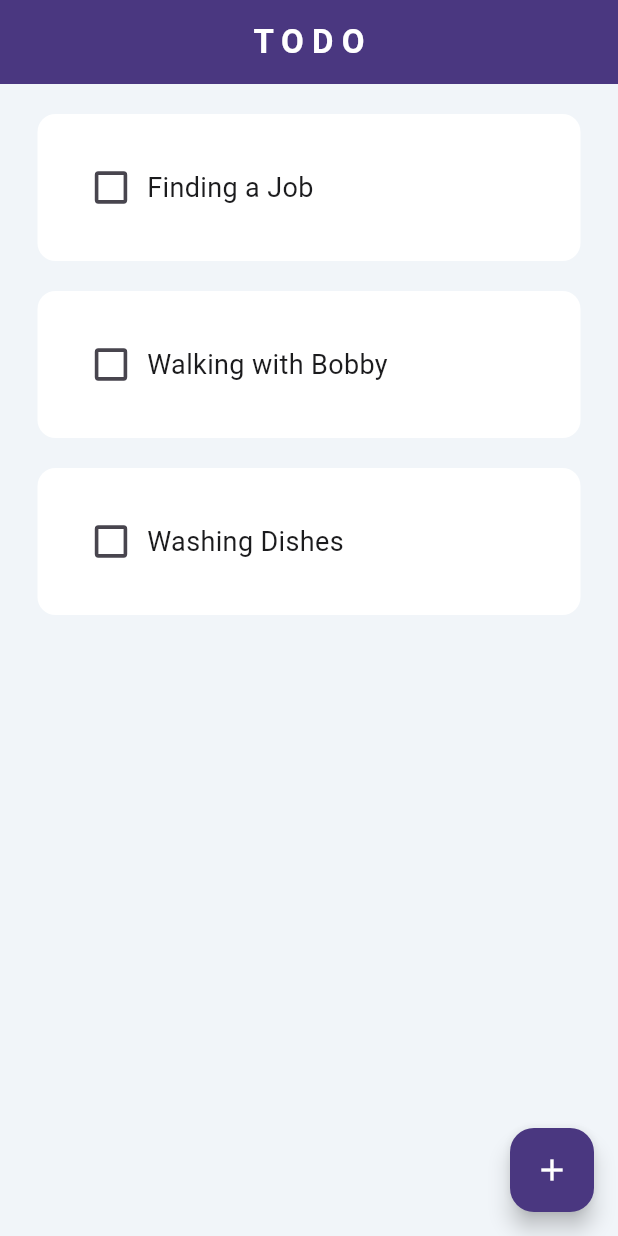
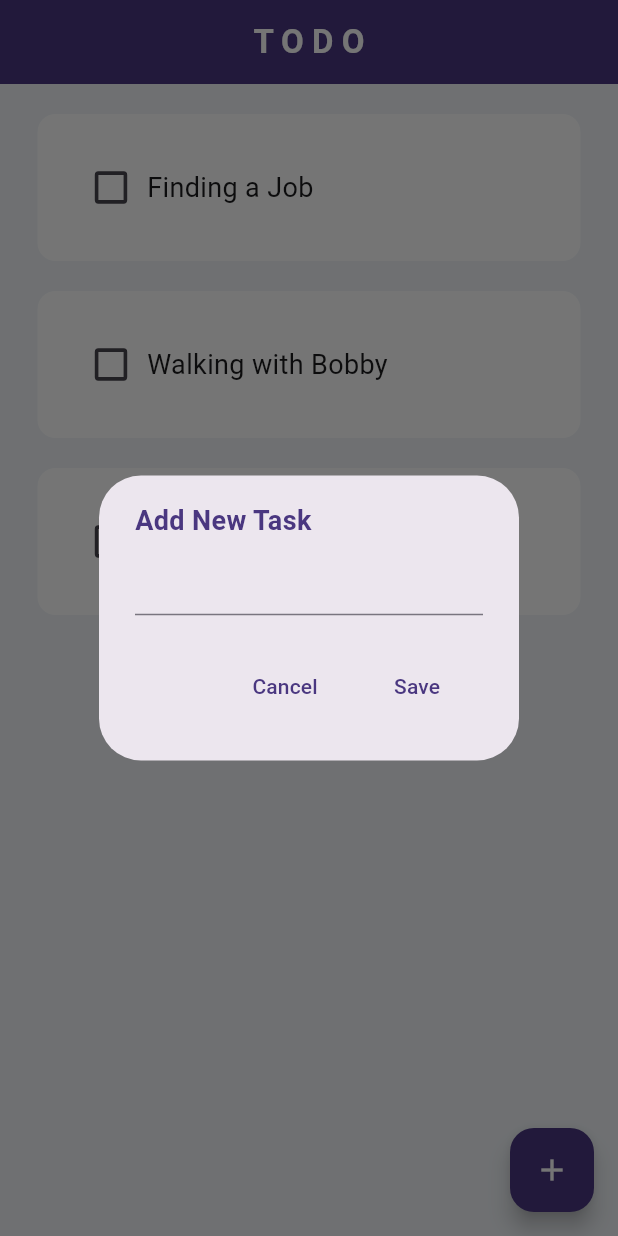
Before and after one commit to ATmilkyway/flutter_todo, a Flutter app: the screen it shows after launch, after a tap on the "add" icon, on a phone screen of 412 x 824 dp. Run offline on Flutter 3.47's test engine with Material 3 defaults, Android fonts, the phone set to English and light mode, and no system bars.

Commit message:
feat(tasks): add new task functionality

```diff
--- a/lib/pages/todo_page.dart
+++ b/lib/pages/todo_page.dart
@@ -1,4 +1,5 @@
 import 'package:flutter/material.dart';
+import 'package:todo/util/dialog_box.dart';
 import 'package:todo/util/todo_tile.dart';
 
 class TodoPage extends StatefulWidget {
@@ -9,6 +10,8 @@ class TodoPage extends StatefulWidget {
 }
 
 class _TodoPageState extends State<TodoPage> {
+  final _newTaskInputFieldController = TextEditingController();
+
   final List tasks = [
     ['Finding a Job', false],
     ['Walking with Bobby', false],
@@ -20,6 +23,29 @@ class _TodoPageState extends State<TodoPage> {
     setState(() {
       tasks[index][1] = !tasks[index][1];
     });
+  }
+
+  // saveNewTask
+  void saveNewTask() {
+    setState(() {
+      tasks.add([_newTaskInputFieldController.text, false]);
+    });
+    Navigator.of(context).pop();
+    _newTaskInputFieldController.clear();
+  }
+
+  // addNew task
+  void addNewTask() {
+    showDialog(
+      context: context,
+      builder: (context) {
+        return DialogBox(
+          newTaskInputFieldController: _newTaskInputFieldController,
+          onSave: saveNewTask,
+          onCancel: Navigator.of(context).pop,
+        );
+      },
+    );
   }
 
   @override
@@ -43,7 +69,10 @@ class _TodoPageState extends State<TodoPage> {
         },
       ),
       floatingActionButton: FloatingActionButton(
-        onPressed: () {},
+        onPressed: () {
+          // addNew task
+          addNewTask();
+        },
         child: Icon(Icons.add),
       ),
     );
--- /dev/null
+++ b/lib/util/dialog_box.dart
@@ -0,0 +1,46 @@
+import 'package:flutter/material.dart';
+import 'package:todo/util/my_button.dart';
+
+class DialogBox extends StatelessWidget {
+  final TextEditingController newTaskInputFieldController;
+  final VoidCallback onSave;
+  final VoidCallback onCancel;
+  const DialogBox({
+    super.key,
+    required this.newTaskInputFieldController,
+    required this.onSave,
+    required this.onCancel,
+  });
+
+  @override
+  Widget build(BuildContext context) {
+    return AlertDialog(
+      content: SizedBox(
+        height: 150,
+        child: Column(
+          mainAxisAlignment: MainAxisAlignment.spaceEvenly,
+          crossAxisAlignment: CrossAxisAlignment.start,
+          children: [
+            Text(
+              'Add New Task',
+              style: TextStyle(
+                fontSize: 18,
+                fontWeight: FontWeight.w600,
+                color: Color(0xFF4A3780),
+              ),
+            ),
+            TextField(controller: newTaskInputFieldController),
+            const SizedBox(height: 20),
+            Row(
+              mainAxisAlignment: MainAxisAlignment.end,
+              children: [
+                MyButton(btnText: 'Cancel', onPressed: onCancel),
+                MyButton(btnText: 'Save', onPressed: onSave),
+              ],
+            ),
+          ],
+        ),
+      ),
+    );
+  }
+}
--- /dev/null
+++ b/lib/util/my_button.dart
@@ -0,0 +1,19 @@
+import 'package:flutter/material.dart';
+
+class MyButton extends StatelessWidget {
+  final String btnText;
+  final void Function()? onPressed;
+  const MyButton({super.key, required this.btnText,required this.onPressed});
+
+  @override
+  Widget build(BuildContext context) {
+    return MaterialButton(
+      // color: Theme.of(context).appBarTheme.backgroundColor,
+      onPressed: onPressed,
+      child: Text(
+        btnText,
+        style: TextStyle(fontSize: 14, color: Color(0xFF4A3780)),
+      ),
+    );
+  }
+}
```
